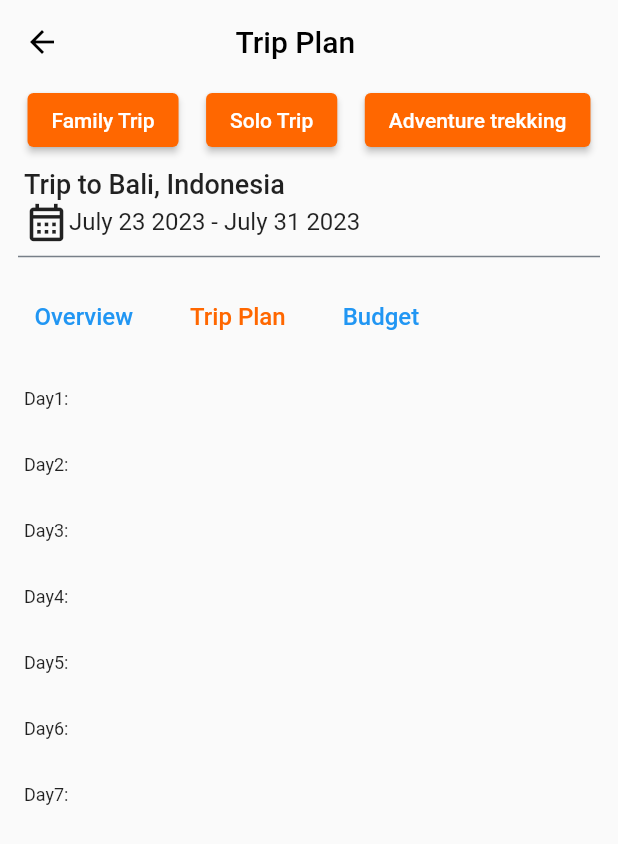
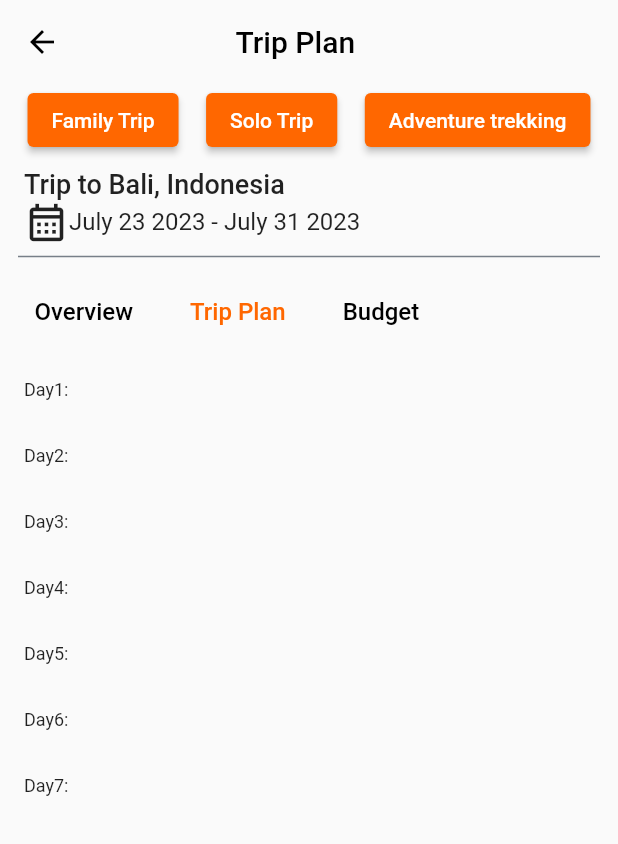
Before and after one commit to KryssNa/TripDash, a Flutter app: the TripPlanDetails screen opened directly, on a phone screen of 412 x 824 dp. Shown: the top 844 px of the screen. Run offline on Flutter 3.47's test engine with Material 2 defaults, Android fonts, the phone set to English and light mode, and no system bars; our stand-ins replace cloud_firestore, firebase_auth, firebase_core, firebase_storage; accounts and stored records are empty; network calls fail.

Commit message:
changes color and padding

```diff
--- a/lib/Screens/UserScreen/TripPlan/trip_plan_detail.dart
+++ b/lib/Screens/UserScreen/TripPlan/trip_plan_detail.dart
@@ -125,18 +125,18 @@ class _TripPlanState extends State<TripPlanDetails> {
               mainAxisAlignment : MainAxisAlignment.start,
               children: [
                Padding(
-                  padding: const EdgeInsets.only(right: 12, left: 15, top: 8, bottom:8),
+                  padding: const EdgeInsets.only(right: 12, left: 15),
                   child: TextButton(onPressed: (){},
-                    child: Text("Overview",
+                    child: const Text("Overview",
                       style: TextStyle(
                         fontSize: 16,
-
+                        color: Colors.black,
                       ),
                     ),
                   ),
                 ),
                Padding(
-                  padding: EdgeInsets.only(right: 12, left: 10, top: 8, bottom:8),
+                  padding: EdgeInsets.only(right: 12, left: 10,),
                   child: TextButton(onPressed: (){},
                     child: Text("Trip Plan",
                       style: TextStyle(
@@ -147,11 +147,12 @@ class _TripPlanState extends State<TripPlanDetails> {
                   ),
                 ),
                 Padding(
-                  padding: EdgeInsets.only(right: 12, left: 10, top: 8, bottom:8),
+                  padding: EdgeInsets.only(right: 12, left: 10, top: 5, bottom:5),
                   child: TextButton(onPressed: (){},
-                    child: Text("Budget",
+                    child: const Text("Budget",
                       style: TextStyle(
                         fontSize: 16,
+                        color: Colors.black,
                       ),
                     ),
                   ),
```
Also changed, not shown: lib/Screens/UserScreen/TripPlan/trip_plan_overview.dart (+15 -7 lines).
